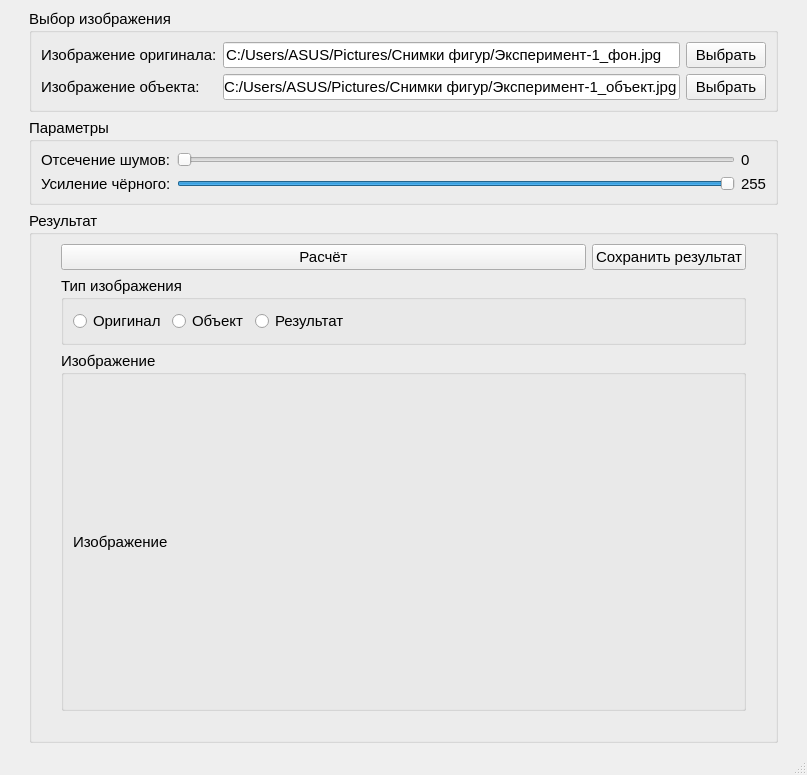
The window that mainwindow.ui (AlexeyAleksandrov/ImageToGrayConverter) describes before a commit, drawn with Qt 5.
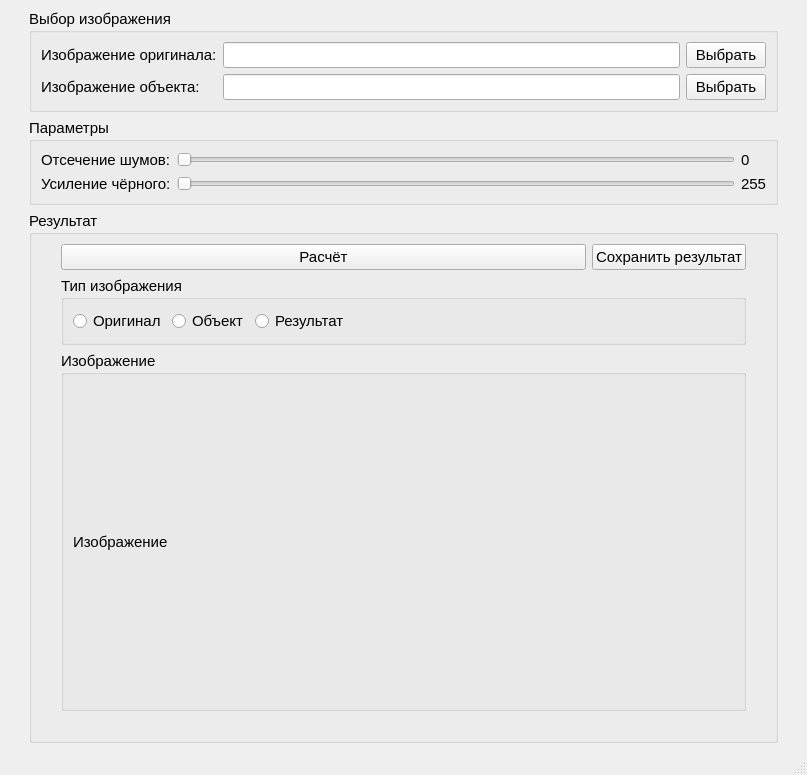
The same window after the commit.

What changed in the file:
```diff
--- a/mainwindow.ui
+++ b/mainwindow.ui
@@ -29,7 +29,7 @@
        <item row="0" column="1">
         <widget class="QLineEdit" name="lineEdit_imageOriginal">
          <property name="text">
-          <string>C:/Users/ASUS/Pictures/Снимки фигур/Эксперимент-1_фон.jpg</string>
+          <string/>
          </property>
          <property name="readOnly">
           <bool>true</bool>
@@ -60,7 +60,7 @@
        <item row="1" column="1">
         <widget class="QLineEdit" name="lineEdit_imageObject">
          <property name="text">
-          <string>C:/Users/ASUS/Pictures/Снимки фигур/Эксперимент-1_объект.jpg</string>
+          <string/>
          </property>
          <property name="readOnly">
           <bool>true</bool>
@@ -260,7 +260,7 @@
           <number>255</number>
          </property>
          <property name="value">
-          <number>255</number>
+          <number>0</number>
          </property>
          <property name="orientation">
           <enum>Qt::Horizontal</enum>
```
